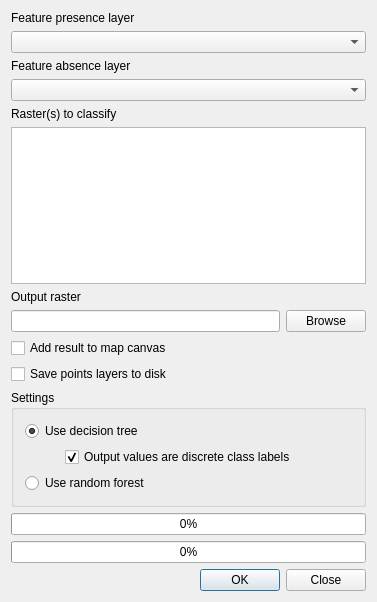
nextgis/dtclassifier, file classifierdialogbase.ui: the form before one commit.
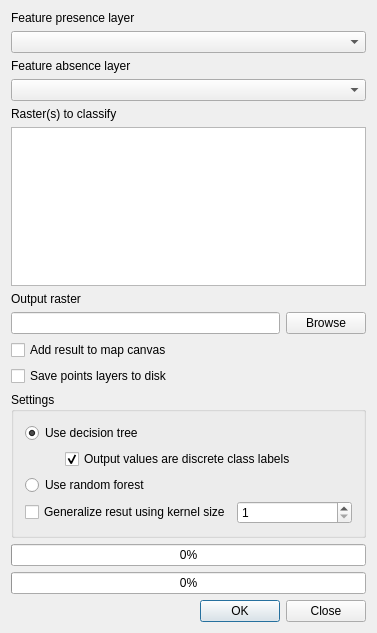
The form after the commit.

Commit message: generalize result with dilate and erode operations. Kernel size can be setted up from GUI

```diff
--- a/classifierdialogbase.ui
+++ b/classifierdialogbase.ui
@@ -7,7 +7,7 @@
     <x>0</x>
     <y>0</y>
     <width>377</width>
-    <height>602</height>
+    <height>633</height>
    </rect>
   </property>
   <property name="windowTitle">
@@ -149,6 +149,27 @@
         </property>
        </widget>
       </item>
+      <item>
+       <layout class="QHBoxLayout" name="horizontalLayout_3">
+        <item>
+         <widget class="QCheckBox" name="generalizeCheckBox">
+          <property name="text">
+           <string>Generalize resut using kernel size</string>
+          </property>
+         </widget>
+        </item>
+        <item>
+         <widget class="QSpinBox" name="spnKernelSize">
+          <property name="minimum">
+           <number>1</number>
+          </property>
+          <property name="maximum">
+           <number>10</number>
+          </property>
+         </widget>
+        </item>
+       </layout>
+      </item>
      </layout>
     </widget>
    </item>
```
The commit also changes 2 other files.
